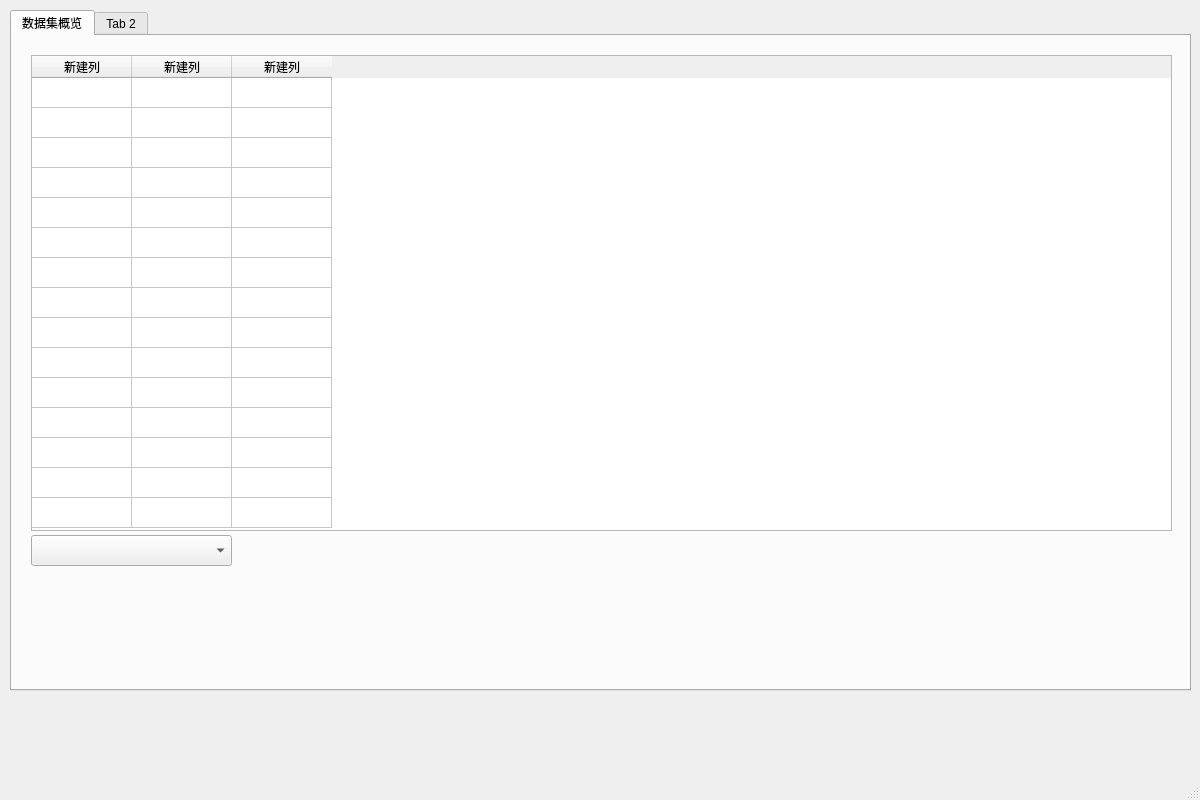
kslz/sound_dataset_tools2, file ui/uifiles/dataset_view.ui: the form before one commit.
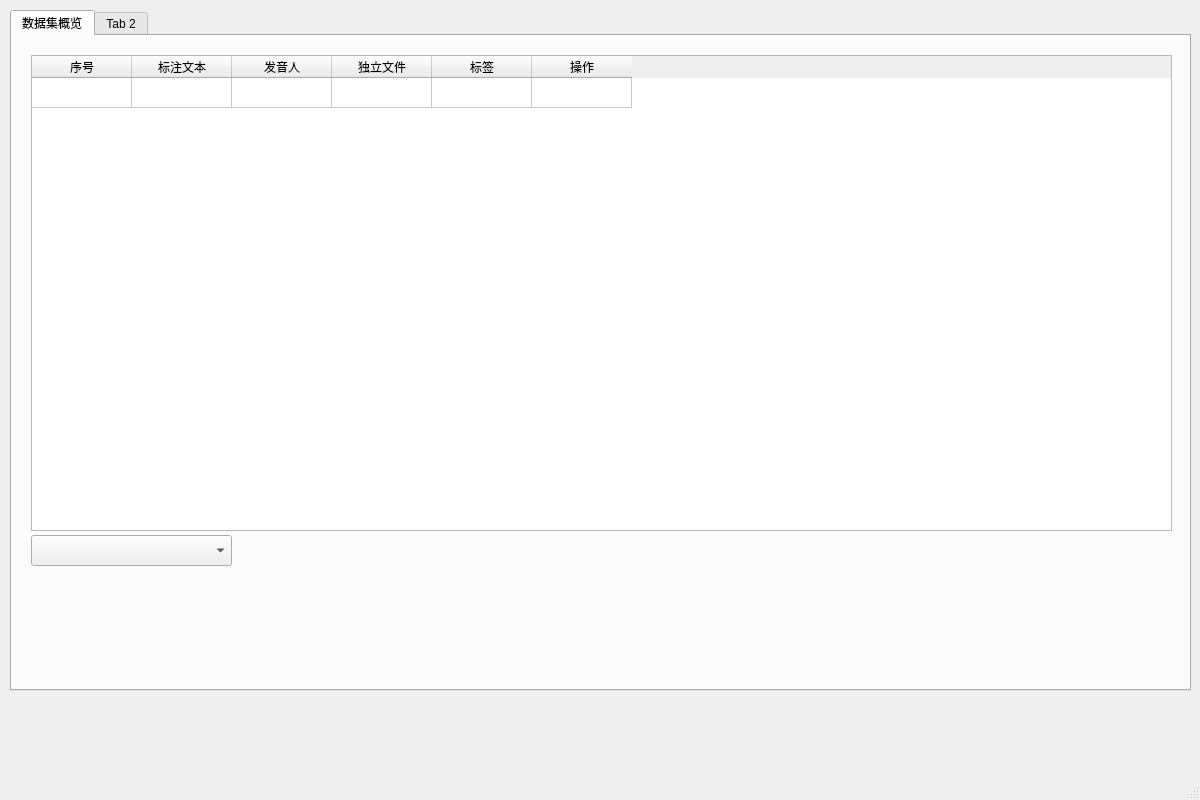
The form after the commit.

Commit message: 设计数据集概览页面

Patch:
```diff
--- a/ui/uifiles/dataset_view.ui
+++ b/ui/uifiles/dataset_view.ui
@@ -50,89 +50,34 @@
            <string>新建行</string>
           </property>
          </row>
-         <row>
+         <column>
           <property name="text">
-           <string>新建行</string>
+           <string>序号</string>
           </property>
-         </row>
-         <row>
+         </column>
+         <column>
           <property name="text">
-           <string>新建行</string>
+           <string>标注文本</string>
           </property>
-         </row>
-         <row>
+         </column>
+         <column>
           <property name="text">
-           <string>新建行</string>
+           <string>发音人</string>
           </property>
-         </row>
-         <row>
-          <property name="text">
-           <string>新建行</string>
-          </property>
-         </row>
-         <row>
-          <property name="text">
-           <string>新建行</string>
-          </property>
-         </row>
-         <row>
-          <property name="text">
-           <string>新建行</string>
-          </property>
-         </row>
-         <row>
-          <property name="text">
-           <string>新建行</string>
-          </property>
-         </row>
-         <row>
-          <property name="text">
-           <string>新建行</string>
-          </property>
-         </row>
-         <row>
-          <property name="text">
-           <string>新建行</string>
-          </property>
-         </row>
-         <row>
-          <property name="text">
-           <string>新建行</string>
-          </property>
-         </row>
-         <row>
-          <property name="text">
-           <string>新建行</string>
-          </property>
-         </row>
-         <row>
-          <property name="text">
-           <string>新建行</string>
-          </property>
-         </row>
-         <row>
-          <property name="text">
-           <string>新建行</string>
-          </property>
-         </row>
-         <row>
-          <property name="text">
-           <string>新建行</string>
-          </property>
-         </row>
+         </column>
          <column>
           <property name="text">
-           <string>新建列</string>
+           <string>独立文件</string>
           </property>
          </column>
          <column>
           <property name="text">
-           <string>新建列</string>
+           <string>标签</string>
           </property>
          </column>
          <column>
           <property name="text">
-           <string>新建列</string>
+           <string>操作</string>
           </property>
          </column>
         </widget>
```
The commit also changes 1 other file.
